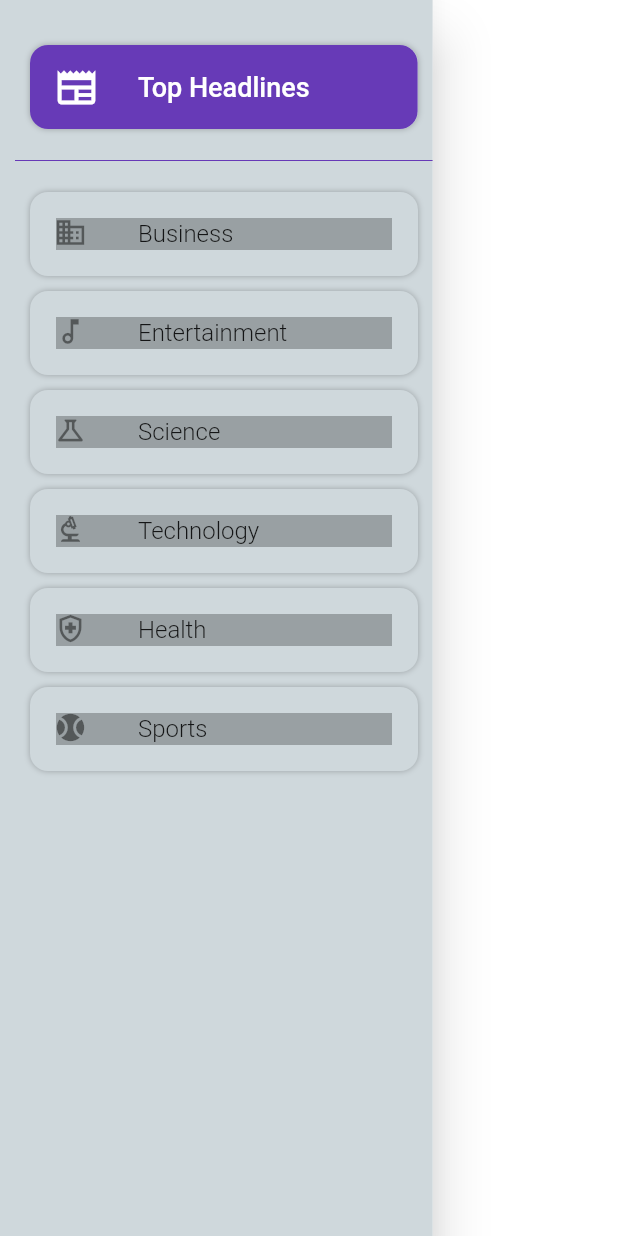
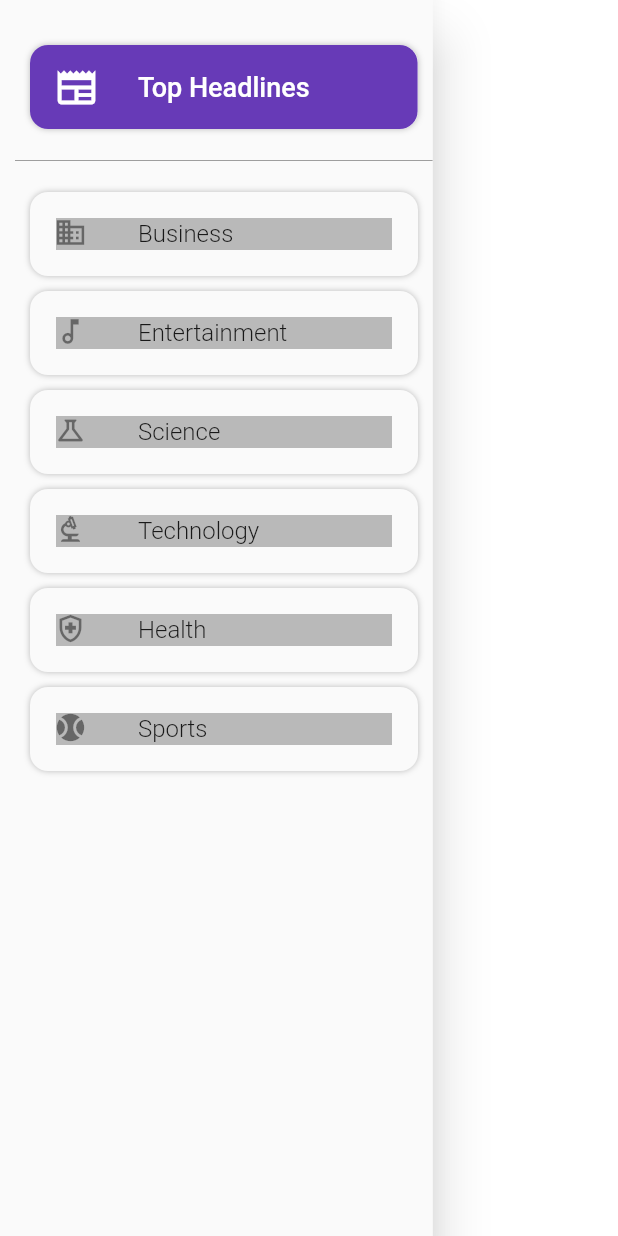
Before and after one commit to dipendra-kumar/DailyBulletin, a Flutter app: the NavigationDrawer widget shown alone on an empty page, opened directly, on a phone screen of 412 x 824 dp. Run offline on Flutter 3.47's test engine with Material 2 defaults, Android fonts, the phone set to English and light mode, and no system bars; our stand-ins replace webview_flutter; network calls fail.

Commit message:
Update navigation_drawer.dart

```diff
--- a/lib/views/navigation_drawer.dart
+++ b/lib/views/navigation_drawer.dart
@@ -21,7 +21,7 @@ class _NavigationDrawerState extends State<NavigationDrawer> {
       width: MediaQuery.of(context).size.width * 0.7,
       child: SafeArea(
         child: Material(
-          color: Colors.blueGrey[100],
+
           child: ListView(
             physics: const NeverScrollableScrollPhysics(),
             padding: EdgeInsets.only(top: 10, left: 10),
@@ -43,7 +43,7 @@ class _NavigationDrawerState extends State<NavigationDrawer> {
               const SizedBox(
                 height: 20,
               ),
-              Divider(color: Colors.deepPurple,height: 2),
+              Divider(color: Colors.grey,height: 2),
               const SizedBox(height: 20,),
               buildMenuItem(
                 isSelected: selectedIndex == 1,
```
